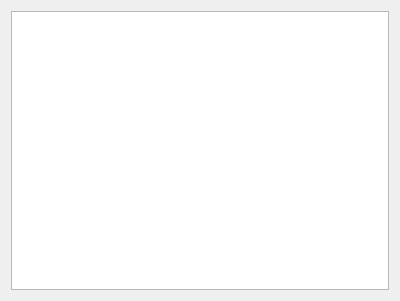
Before: the Qt Designer form UI/TransformMediaFileNamesPage.ui in towel42-com/MediaManager, drawn with Qt 5.
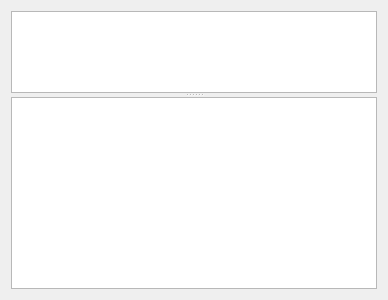
After: the same form once the commit is applied.

What changed in the file:
```diff
--- a/UI/TransformMediaFileNamesPage.ui
+++ b/UI/TransformMediaFileNamesPage.ui
@@ -6,8 +6,8 @@
    <rect>
     <x>0</x>
     <y>0</y>
-    <width>400</width>
-    <height>301</height>
+    <width>388</width>
+    <height>300</height>
    </rect>
   </property>
   <property name="windowTitle">
@@ -15,6 +15,10 @@
   </property>
   <layout class="QVBoxLayout" name="verticalLayout">
    <item>
+    <widget class="QSplitter" name="vsplitter">
+     <property name="orientation">
+      <enum>Qt::Vertical</enum>
+     </property>
     <widget class="QTreeView" name="files">
      <property name="sizePolicy">
       <sizepolicy hsizetype="Expanding" vsizetype="Expanding">
@@ -31,6 +35,15 @@
      <property name="sortingEnabled">
       <bool>true</bool>
      </property>
+     </widget>
+     <widget class="QPlainTextEdit" name="results">
+      <property name="lineWrapMode">
+       <enum>QPlainTextEdit::NoWrap</enum>
+      </property>
+      <property name="readOnly">
+       <bool>true</bool>
+      </property>
+     </widget>
     </widget>
    </item>
   </layout>
```
Lines whose indentation alone changed are shown as unchanged.
